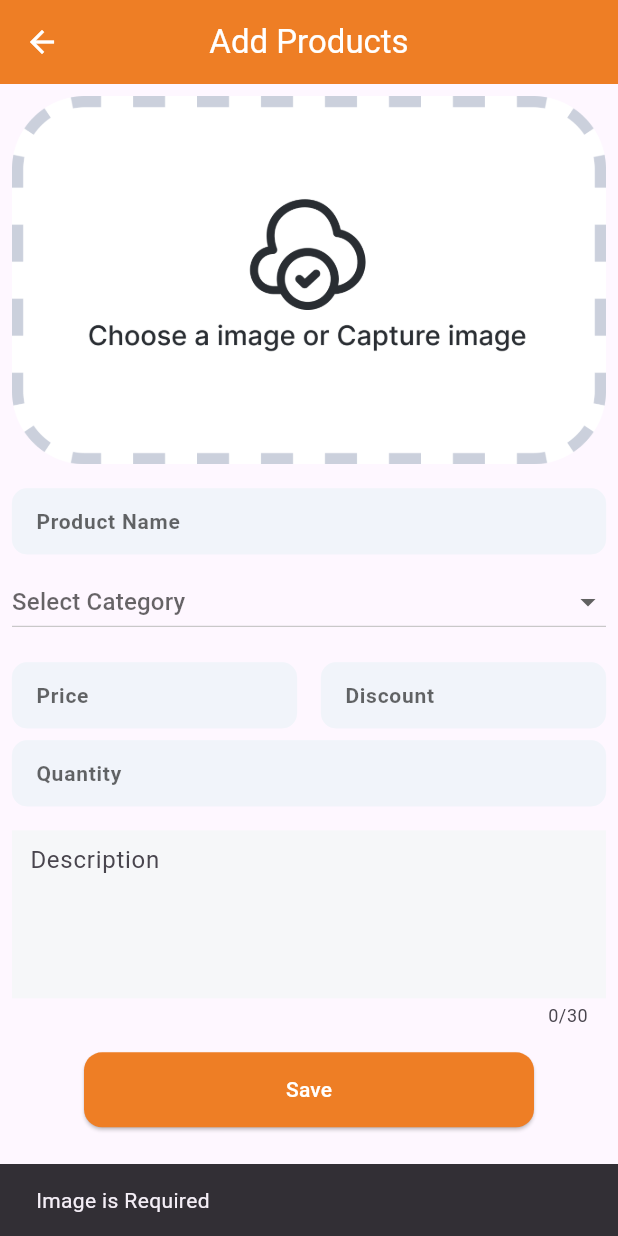
After one commit to fwdAndroid/wholesale_admin, a Flutter app: the AddProducts screen opened directly, after a tap on "Save", on a phone screen of 412 x 824 dp. The commit adds this screen. Run offline on Flutter 3.47's test engine with Material 3 defaults, Android fonts, the phone set to English and light mode, and no system bars; our stand-ins replace carousel_slider, cloud_firestore, firebase_auth, firebase_core, firebase_storage, image_picker; accounts and stored records are empty.

Commit message:
Products are added

```diff
--- /dev/null
+++ b/lib/screen/drawer_pages/product/add_products.dart
@@ -0,0 +1,296 @@
+import 'dart:typed_data';
+
+import 'package:cloud_firestore/cloud_firestore.dart';
+import 'package:flutter/material.dart';
+import 'package:flutter/widgets.dart';
+import 'package:image_picker/image_picker.dart';
+import 'package:uuid/uuid.dart';
+import 'package:wholesale_admin/screen/model/category_model.dart';
+import 'package:wholesale_admin/services/storage.dart';
+import 'package:wholesale_admin/utils/colors.dart';
+import 'package:wholesale_admin/utils/pick_image.dart';
+import 'package:wholesale_admin/widgets/input_text.dart';
+
+class AddProducts extends StatefulWidget {
+  const AddProducts({super.key});
+
+  @override
+  State<AddProducts> createState() => _AddProductsState();
+}
+
+class _AddProductsState extends State<AddProducts> {
+  String? selectedCategory;
+  String? selectedSubcategory;
+  TextEditingController serviceNameController = TextEditingController();
+  TextEditingController priceController = TextEditingController();
+  TextEditingController discountController = TextEditingController();
+  TextEditingController descriptionController = TextEditingController();
+  TextEditingController qController = TextEditingController();
+  // Image
+  Uint8List? _image;
+
+  // Loading bar
+  bool isAdded = false;
+
+  // Error message for discount
+  String? discountErrorMessage;
+
+  @override
+  void initState() {
+    super.initState();
+    discountController.addListener(_validateDiscount);
+  }
+
+  @override
+  void dispose() {
+    discountController.removeListener(_validateDiscount);
+    super.dispose();
+  }
+
+  void _validateDiscount() {
+    final input = discountController.text;
+    if (input.isNotEmpty) {
+      final value = int.tryParse(input);
+      setState(() {
+        discountErrorMessage = (value != null && value > 100)
+            ? 'Discount cannot be more than 100%'
+            : null;
+      });
+    } else {
+      setState(() {
+        discountErrorMessage = null;
+      });
+    }
+  }
+
+  var uuid = Uuid().v4();
+  @override
+  Widget build(BuildContext context) {
+    return Scaffold(
+      appBar: AppBar(
+        iconTheme: IconThemeData(color: colorWhite),
+        centerTitle: true,
+        title: Text(
+          "Add Products",
+          style: TextStyle(color: colorWhite),
+        ),
+        backgroundColor: primary,
+      ),
+      body: SingleChildScrollView(
+        child: Column(
+          children: [
+            GestureDetector(
+              onTap: () => selectImage(),
+              child: _image != null
+                  ? CircleAvatar(
+                      radius: 59, backgroundImage: MemoryImage(_image!))
+                  : GestureDetector(
+                      onTap: () => selectImage(),
+                      child: Padding(
+                        padding: const EdgeInsets.all(8.0),
+                        child: Image.asset("assets/frame.png"),
+                      ),
+                    ),
+            ),
+            Padding(
+              padding: const EdgeInsets.only(left: 8.0, right: 8, top: 8),
+              child: InputText(
+                controller: serviceNameController,
+                labelText: "Product Name",
+              ),
+            ),
+            Padding(
+              padding: const EdgeInsets.all(8.0),
+              child: DropdownButton<String>(
+                isExpanded: true,
+                hint: Text('Select Category'),
+                value: selectedCategory,
+                items: categories.map((category) {
+                  return DropdownMenuItem<String>(
+                    value: category.name,
+                    child: Text(category.name),
+                  );
+                }).toList(),
+                onChanged: (value) {
+                  setState(() {
+                    selectedCategory = value;
+                    selectedSubcategory =
+                        null; // Reset subcategory when category changes
+                  });
+                },
+              ),
+            ),
+            if (selectedCategory != null)
+              Padding(
+                padding: const EdgeInsets.all(8.0),
+                child: DropdownButton<String>(
+                  isExpanded: true,
+                  hint: Text('Select Subcategory'),
+                  value: selectedSubcategory,
+                  items: categories
+                      .firstWhere(
+                          (category) => category.name == selectedCategory)
+                      .subcategories
+                      .map((subcategory) {
+                    return DropdownMenuItem<String>(
+                      value: subcategory,
+                      child: Text(subcategory),
+                    );
+                  }).toList(),
+                  onChanged: (value) {
+                    setState(() {
+                      selectedSubcategory = value;
+                    });
+                  },
+                ),
+              ),
+            Row(
+              children: [
+                Expanded(
+                  child: Padding(
+                    padding: const EdgeInsets.only(left: 8.0, right: 8, top: 8),
+                    child: InputText(
+                      controller: priceController,
+                      labelText: "Price",
+                    ),
+                  ),
+                ),
+                Expanded(
+                  child: Padding(
+                    padding: const EdgeInsets.only(left: 8.0, right: 8, top: 8),
+                    child: Column(
+                      crossAxisAlignment: CrossAxisAlignment.start,
+                      children: [
+                        InputText(
+                          controller: discountController,
+                          labelText: "Discount",
+                        ),
+                        if (discountErrorMessage != null)
+                          Padding(
+                            padding: const EdgeInsets.only(left: 8.0, top: 4.0),
+                            child: Text(
+                              discountErrorMessage!,
+                              style: TextStyle(color: Colors.red, fontSize: 12),
+                            ),
+                          ),
+                      ],
+                    ),
+                  ),
+                ),
+              ],
+            ),
+            Padding(
+              padding: const EdgeInsets.all(8.0),
+              child: InputText(
+                controller: qController,
+                labelText: "Quantity",
+              ),
+            ),
+            Padding(
+              padding: const EdgeInsets.all(8.0),
+              child: TextFormField(
+                maxLength: 30,
+                controller: descriptionController,
+                maxLines: 4,
+                decoration: InputDecoration(
+                  filled: true,
+                  contentPadding: EdgeInsets.all(8),
+                  fillColor: Color(0xffF6F7F9),
+                  hintText: "Description",
+                  border: InputBorder.none,
+                ),
+              ),
+            ),
+            Padding(
+              padding: const EdgeInsets.all(8.0),
+              child: isAdded
+                  ? Center(
+                      child: CircularProgressIndicator(
+                        color: primary,
+                      ),
+                    )
+                  : ElevatedButton(
+                      style: ElevatedButton.styleFrom(
+                          backgroundColor: primary,
+                          fixedSize: Size(300, 50),
+                          shape: RoundedRectangleBorder(
+                              borderRadius: BorderRadius.circular(12))),
+                      child: Text(
+                        "Save",
+                        style: TextStyle(color: colorWhite),
+                      ),
+                      onPressed: () async {
+                        if (_image == null) {
+                          showMessageBar("Image is Required", context);
+                        } else if (serviceNameController.text.isEmpty) {
+                          showMessageBar("Product Name is Required", context);
+                        } else if (priceController.text.isEmpty) {
+                          showMessageBar("Price is Required", context);
+                        } else if (descriptionController.text.isEmpty) {
+                          showMessageBar("Description is Required", context);
+                        } else {
+                          int discount = 0;
+                          if (discountController.text.isNotEmpty) {
+                            discount =
+                                int.tryParse(discountController.text) ?? 0;
+                            if (discount > 100) {
+                              showMessageBar(
+                                  "Discount cannot be more than 100%", context);
+                              return;
+                            }
+                          }
+
+                          setState(() {
+                            isAdded = true;
+                          });
+                          String productImages =
+                              await StorageMethods().uploadImageToStorage(
+                            'ProfilePics',
+                            _image!,
+                          );
+
+                          await FirebaseFirestore.instance
+                              .collection("products")
+                              .doc(uuid)
+                              .set({
+                            "productName": serviceNameController.text,
+                            "productDescription": descriptionController.text,
+                            "productPrice": int.parse(priceController.text),
+                            "discountPrice": int.parse(discountController.text),
+                            "category": selectedCategory,
+                            "subCategory": selectedSubcategory,
+                            "productImages": productImages,
+                            "quantity": int.parse(qController.text)
+                          });
+                          setState(() {
+                            isAdded = false;
+                          });
+                          // Handle the result accordingly
+
+                          showMessageBar("Product Added Successfully", context);
+                          Navigator.pop(context);
+                        }
+                      }),
+            ),
+          ],
+        ),
+      ),
+    );
+  }
+
+  selectImage() async {
+    Uint8List ui = await pickImage(ImageSource.gallery);
+    setState(() {
+      _image = ui;
+    });
+  }
+
+  void showMessageBar(String message, BuildContext context) {
+    ScaffoldMessenger.of(context).showSnackBar(
+      SnackBar(
+        content: Text(message),
+        duration: Duration(seconds: 2),
+      ),
+    );
+  }
+}
--- /dev/null
+++ b/lib/screen/drawer_pages/product/products.dart
@@ -0,0 +1,38 @@
+import 'package:flutter/material.dart';
+import 'package:wholesale_admin/screen/drawer_pages/product/add_products.dart';
+import 'package:wholesale_admin/utils/colors.dart';
+
+class Products extends StatefulWidget {
+  const Products({super.key});
+
+  @override
+  State<Products> createState() => _ProductsState();
+}
+
+class _ProductsState extends State<Products> {
+  @override
+  Widget build(BuildContext context) {
+    return Scaffold(
+      appBar: AppBar(
+        iconTheme: IconThemeData(color: colorWhite),
+        centerTitle: true,
+        title: Text(
+          "Products",
+          style: TextStyle(color: colorWhite),
+        ),
+        backgroundColor: primary,
+      ),
+      floatingActionButton: FloatingActionButton(
+        backgroundColor: primary,
+        onPressed: () {
+          Navigator.push(
+              context, MaterialPageRoute(builder: (builder) => AddProducts()));
+        },
+        child: Icon(
+          Icons.add,
+          color: colorWhite,
+        ),
+      ),
+    );
+  }
+}
--- /dev/null
+++ b/lib/screen/model/category_model.dart
@@ -0,0 +1,93 @@
+class Category {
+  final String name;
+  final List<String> subcategories;
+
+  Category({required this.name, required this.subcategories});
+}
+
+final List<Category> categories = [
+  Category(name: 'Fruits & Vegetables', subcategories: [
+    'Fresh Fruits',
+    'Fresh Vegetables',
+    'Organic Produce',
+    'Fresh Herbs',
+  ]),
+  Category(name: 'Dairy & Eggs', subcategories: [
+    'Milk',
+    'Cheese',
+    'Yogurt',
+    'Butter & Margarine',
+    'Eggs',
+    'Cream & Creamers',
+    'Plant-Based Alternatives',
+  ]),
+  Category(name: 'Meat & Seafood', subcategories: [
+    'Fresh Meat',
+    'Poultry',
+    'Seafood',
+    'Deli Meats & Cold Cuts',
+  ]),
+  Category(name: 'Pantry Staples', subcategories: [
+    'Grains & Rice',
+    'Pasta & Noodles',
+    'Canned Goods',
+    'Baking Supplies',
+    'Spices & Seasonings',
+    'Sauces & Condiments',
+    'Jams & Spreads',
+  ]),
+  Category(name: 'Snacks & Beverages', subcategories: [
+    'Chips & Crackers',
+    'Cookies & Biscuits',
+    'Nuts & Dried Fruits',
+    'Candy & Chocolates',
+    'Snack Bars',
+    'Sodas & Soft Drinks',
+    'Juices',
+    'Tea & Coffee',
+    'Energy & Sports Drinks',
+    'Water',
+  ]),
+  Category(name: 'Frozen Foods', subcategories: [
+    'Frozen Vegetables',
+    'Frozen Fruits',
+    'Ice Cream & Desserts',
+    'Frozen Meals',
+    'Frozen Pizza',
+    'Frozen Snacks',
+  ]),
+  Category(name: 'Bakery', subcategories: [
+    'Bread',
+    'Baked Goods',
+  ]),
+  Category(name: 'Health & Wellness', subcategories: [
+    'Organic & Natural',
+    'Gluten-Free',
+    'Vegan & Vegetarian',
+    'Supplements',
+    'Protein & Meal Replacements',
+  ]),
+  Category(name: 'Baby & Childcare', subcategories: [
+    'Baby Food',
+    'Diapers & Wipes',
+    'Baby Care Products',
+  ]),
+  Category(name: 'Household Essentials', subcategories: [
+    'Cleaning Supplies',
+    'Paper Products',
+    'Storage & Wraps',
+    'Pet Food & Supplies',
+  ]),
+  Category(name: 'International Foods', subcategories: [
+    'Asian Cuisine',
+    'Hispanic Cuisine',
+    'Indian Cuisine',
+    'European Cuisine',
+  ]),
+  Category(name: 'Beverages & Alcohol', subcategories: [
+    'Beer',
+    'Wine',
+    'Spirits',
+    'Mixers & Cocktails',
+  ]),
+];
--- a/lib/widgets/my_drawer.dart
+++ b/lib/widgets/my_drawer.dart
@@ -1,5 +1,6 @@
 import 'package:flutter/material.dart';
 import 'package:wholesale_admin/screen/drawer_pages/brands/brands.dart';
+import 'package:wholesale_admin/screen/drawer_pages/product/products.dart';
 import 'package:wholesale_admin/screen/drawer_pages/promotions/promostions.dart';
 import 'package:wholesale_admin/utils/colors.dart';
 
@@ -40,6 +41,9 @@ class _MyDrawerState extends State<MyDrawer> {
               size: 12,
             ),
           ),
+          Divider(
+            color: primary.withOpacity(.5),
+          ),
           ListTile(
             onTap: () {
               Navigator.push(
@@ -56,6 +60,26 @@ class _MyDrawerState extends State<MyDrawer> {
               color: black,
               size: 12,
             ),
+          ),
+          Divider(
+            color: primary.withOpacity(.5),
+          ),
+          ListTile(
+            onTap: () {
+              Navigator.push(
+                  context, MaterialPageRoute(builder: (builder) => Products()));
+            },
+            leading: Icon(Icons.insert_drive_file),
+            title: Text(
+              "Products",
+              style: TextStyle(
+                  color: black, fontWeight: FontWeight.w300, fontSize: 12),
+            ),
+            trailing: Icon(
+              Icons.arrow_forward_ios,
+              color: black,
+              size: 12,
+            ),
           )
         ],
       ),
```
